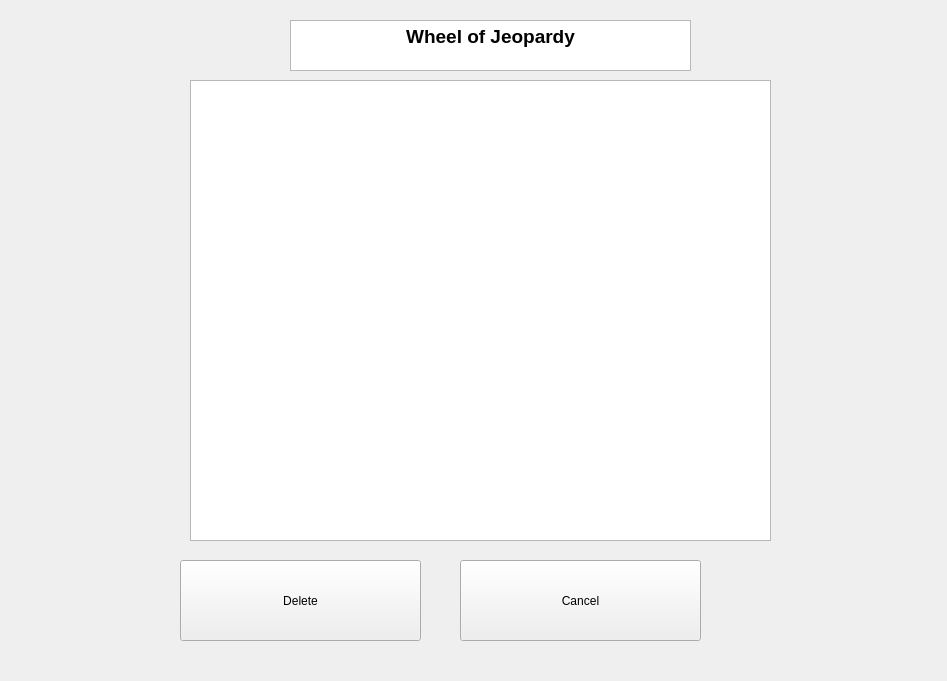
Above: ui/categoryDelete.ui from chae1108/wheel-of-jeopardy before the change. Below: the same form after it.
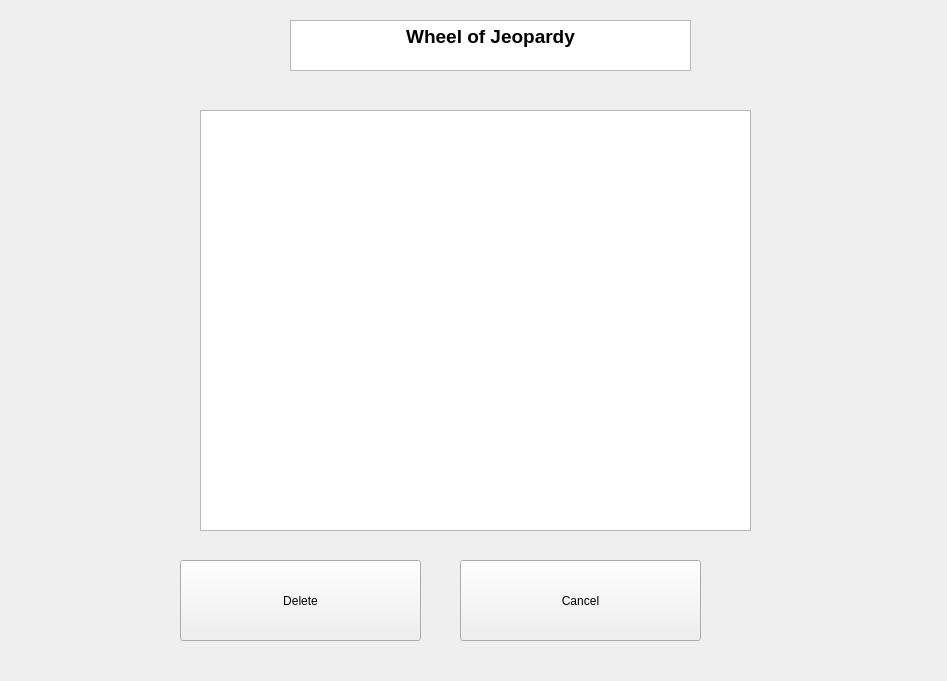
That is the form after the change.

Commit message: built categoryAdd'

```diff
--- a/ui/categoryDelete.ui
+++ b/ui/categoryDelete.ui
@@ -30,16 +30,6 @@
 &lt;p align=&quot;center&quot; style=&quot; margin-top:0px; margin-bottom:0px; margin-left:0px; margin-right:0px; -qt-block-indent:0; text-indent:0px;&quot;&gt;&lt;span style=&quot; font-size:14pt; font-weight:600;&quot;&gt;Wheel of Jeopardy&lt;/span&gt;&lt;/p&gt;&lt;/body&gt;&lt;/html&gt;</string>
    </property>
   </widget>
-  <widget class="QListView" name="list">
-   <property name="geometry">
-    <rect>
-     <x>190</x>
-     <y>80</y>
-     <width>581</width>
-     <height>461</height>
-    </rect>
-   </property>
-  </widget>
   <widget class="QPushButton" name="remove">
    <property name="geometry">
     <rect>
@@ -66,6 +56,16 @@
     <string>Cancel</string>
    </property>
   </widget>
+  <widget class="QListWidget" name="list">
+   <property name="geometry">
+    <rect>
+     <x>200</x>
+     <y>110</y>
+     <width>551</width>
+     <height>421</height>
+    </rect>
+   </property>
+  </widget>
  </widget>
  <resources/>
  <connections/>
```
The commit also changes 14 other files.
